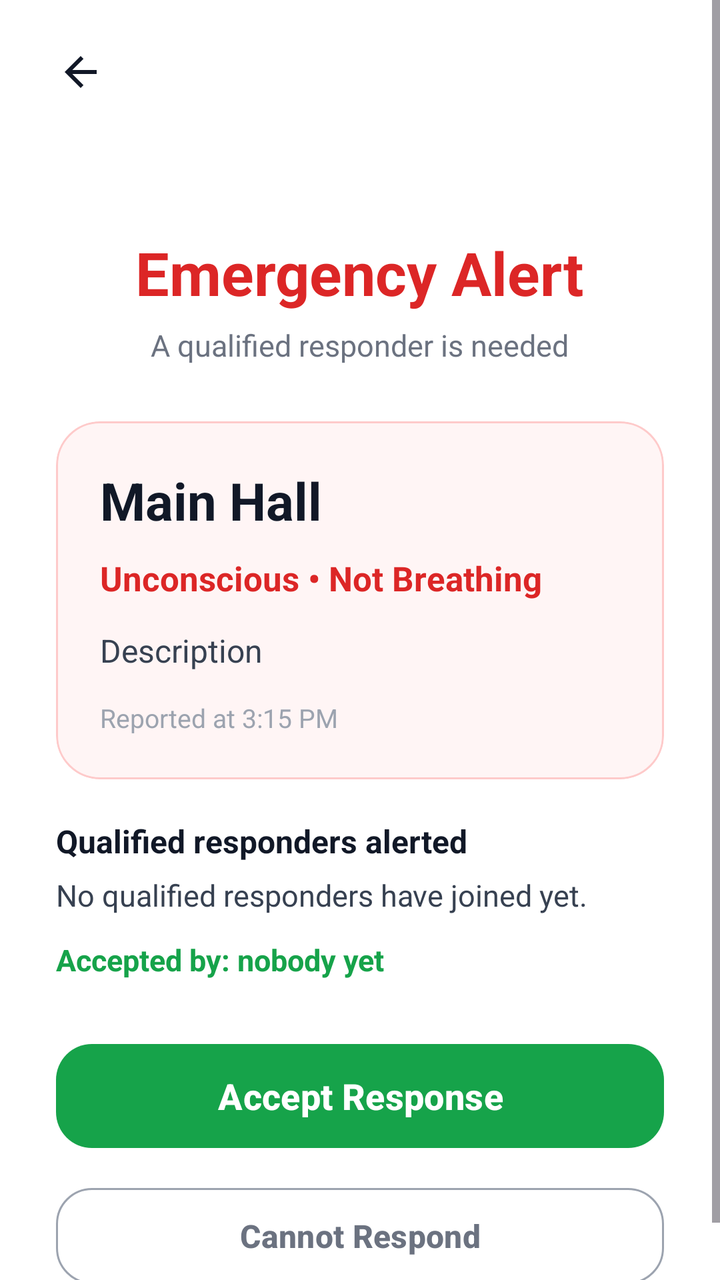
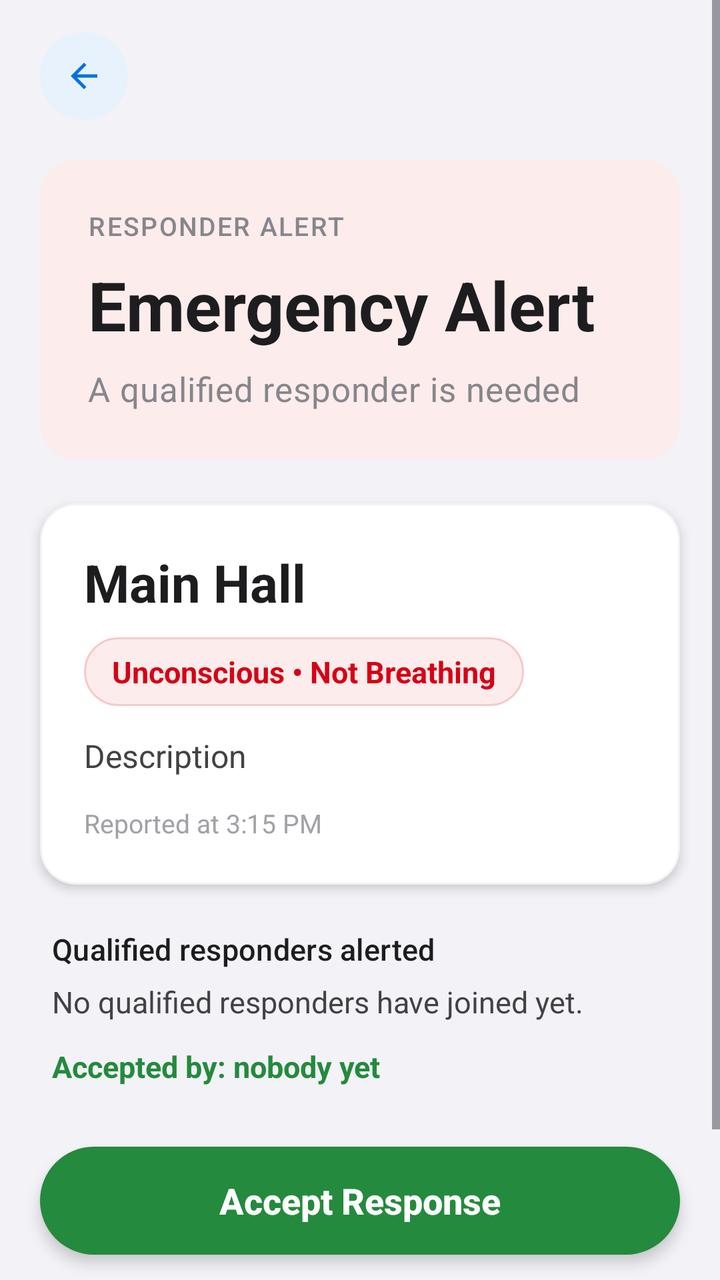

An Android layout rendered at two revisions. The XML below is the earlier revision; the diff shows what the commit changed to produce the second picture.
<!-- AndroidManifest.xml: application theme Theme.FirstLink -->
<!-- res/layout/emergency_responder_alert.xml -->
<?xml version="1.0" encoding="utf-8"?>
<ScrollView xmlns:android="http://schemas.android.com/apk/res/android"
    xmlns:app="http://schemas.android.com/apk/res-auto"
    android:id="@+id/emergency_responder_alert"
    android:layout_width="match_parent"
    android:layout_height="match_parent"
    android:background="#FFFFFF"
    android:fillViewport="true">

    <LinearLayout
        android:layout_width="match_parent"
        android:layout_height="wrap_content"
        android:orientation="vertical"
        android:paddingStart="28dp"
        android:paddingEnd="28dp"
        android:paddingBottom="24dp">

        <ImageButton
            android:id="@+id/back_button"
            android:layout_width="48dp"
            android:layout_height="48dp"
            android:layout_marginStart="-12dp"
            android:layout_marginTop="12dp"
            android:background="?attr/selectableItemBackgroundBorderless"
            android:contentDescription="Back"
            android:src="@drawable/ic_back" />

        <TextView
            android:id="@+id/alert_title"
            android:layout_width="wrap_content"
            android:layout_height="wrap_content"
            android:layout_gravity="center_horizontal"
            android:layout_marginTop="56dp"
            android:text="Emergency Alert"
            android:textColor="#DC2626"
            android:textSize="30sp"
            android:textStyle="bold" />

        <TextView
            android:id="@+id/alert_subtitle"
            android:layout_width="wrap_content"
            android:layout_height="wrap_content"
            android:layout_gravity="center_horizontal"
            android:layout_marginTop="6dp"
            android:text="A qualified responder is needed"
            android:textColor="#6B7280"
            android:textSize="15sp" />

        <com.google.android.material.card.MaterialCardView
            android:layout_width="match_parent"
            android:layout_height="wrap_content"
            android:layout_marginTop="28dp"
            app:cardBackgroundColor="#FFF5F5"
            app:cardCornerRadius="22dp"
            app:cardElevation="0dp"
            app:strokeColor="#FECACA"
            app:strokeWidth="1dp">

            <LinearLayout
                android:layout_width="match_parent"
                android:layout_height="wrap_content"
                android:orientation="vertical"
                android:padding="22dp">

                <TextView
                    android:id="@+id/alert_location"
                    android:layout_width="wrap_content"
                    android:layout_height="wrap_content"
                    android:text="Main Hall"
                    android:textColor="#111827"
                    android:textSize="26sp"
                    android:textStyle="bold" />

                <TextView
                    android:id="@+id/alert_patient_status"
                    android:layout_width="wrap_content"
                    android:layout_height="wrap_content"
                    android:layout_marginTop="10dp"
                    android:text="Unconscious • Not Breathing"
                    android:textColor="#DC2626"
                    android:textSize="17sp"
                    android:textStyle="bold" />

                <TextView
                    android:id="@+id/alert_description"
                    android:layout_width="match_parent"
                    android:layout_height="wrap_content"
                    android:layout_marginTop="14dp"
                    android:text="Description"
                    android:textColor="#374151"
                    android:textSize="16sp" />

                <TextView
                    android:id="@+id/alert_time"
                    android:layout_width="wrap_content"
                    android:layout_height="wrap_content"
                    android:layout_marginTop="14dp"
                    android:text="Reported at 3:15 PM"
                    android:textColor="#9CA3AF"
                    android:textSize="13sp" />

            </LinearLayout>

        </com.google.android.material.card.MaterialCardView>

        <TextView
            android:id="@+id/alert_responders_label"
            android:layout_width="match_parent"
            android:layout_height="wrap_content"
            android:layout_marginTop="20dp"
            android:text="Qualified responders alerted"
            android:textColor="#111827"
            android:textSize="16sp"
            android:textStyle="bold" />

        <TextView
            android:id="@+id/alert_responders_list"
            android:layout_width="match_parent"
            android:layout_height="wrap_content"
            android:layout_marginTop="6dp"
            android:lineSpacingExtra="3dp"
            android:text="No qualified responders have joined yet."
            android:textColor="#374151"
            android:textSize="15sp" />

        <TextView
            android:id="@+id/alert_accepted_by"
            android:layout_width="match_parent"
            android:layout_height="wrap_content"
            android:layout_marginTop="12dp"
            android:text="Accepted by: nobody yet"
            android:textColor="#16A34A"
            android:textSize="15sp"
            android:textStyle="bold" />

        <TextView
            android:id="@+id/alert_directions"
            android:layout_width="match_parent"
            android:layout_height="wrap_content"
            android:layout_marginTop="20dp"
            android:gravity="center"
            android:text="Go to: Main Hall"
            android:textColor="#16A34A"
            android:textSize="20sp"
            android:textStyle="bold"
            android:visibility="gone" />

        <com.google.android.material.button.MaterialButton
            android:id="@+id/alert_accept_button"
            android:layout_width="match_parent"
            android:layout_height="60dp"
            android:layout_marginTop="28dp"
            android:text="Accept Response"
            android:textAllCaps="false"
            android:textSize="18sp"
            android:textStyle="bold"
            app:backgroundTint="#16A34A"
            app:cornerRadius="18dp" />

        <com.google.android.material.button.MaterialButton
            android:id="@+id/alert_decline_button"
            style="@style/Widget.Material3.Button.OutlinedButton"
            android:layout_width="match_parent"
            android:layout_height="56dp"
            android:layout_marginTop="12dp"
            android:text="Cannot Respond"
            android:textAllCaps="false"
            android:textColor="#6B7280"
            android:textSize="16sp"
            android:textStyle="bold"
            app:cornerRadius="18dp"
            app:strokeColor="#9CA3AF" />

    </LinearLayout>

</ScrollView>
<!-- resources referenced by this layout -->
<resources>
  <style name="Base.Theme.FirstLink" parent="Theme.Material3.DayNight.NoActionBar">
          
          
      </style>
  <!-- unchanged entries left out for length: 2 -->
</resources>

<!-- the commit's change to res/layout/emergency_responder_alert.xml (unified diff, before → after) -->
@@ -4,57 +4,68 @@
     android:id="@+id/emergency_responder_alert"
     android:layout_width="match_parent"
     android:layout_height="match_parent"
-    android:background="#FFFFFF"
+    android:background="@color/surface"
+    android:clipToPadding="false"
     android:fillViewport="true">
 
     <LinearLayout
         android:layout_width="match_parent"
         android:layout_height="wrap_content"
+        android:clipToPadding="false"
         android:orientation="vertical"
-        android:paddingStart="28dp"
-        android:paddingEnd="28dp"
-        android:paddingBottom="24dp">
+        android:paddingStart="20dp"
+        android:paddingEnd="20dp"
+        android:paddingBottom="28dp">
 
         <ImageButton
             android:id="@+id/back_button"
-            android:layout_width="48dp"
-            android:layout_height="48dp"
-            android:layout_marginStart="-12dp"
-            android:layout_marginTop="12dp"
-            android:background="?attr/selectableItemBackgroundBorderless"
+            style="@style/Widget.FirstLink.BackButton"
+            android:layout_width="44dp"
+            android:layout_height="44dp"
+            android:layout_marginTop="16dp"
             android:contentDescription="Back"
             android:src="@drawable/ic_back" />
 
-        <TextView
-            android:id="@+id/alert_title"
-            android:layout_width="wrap_content"
+        
+        <LinearLayout
+            android:id="@+id/alert_header_card"
+            style="@style/Widget.FirstLink.HeaderCard.Danger"
+            android:layout_width="match_parent"
             android:layout_height="wrap_content"
-            android:layout_gravity="center_horizontal"
-            android:layout_marginTop="56dp"
-            android:text="Emergency Alert"
-            android:textColor="#DC2626"
-            android:textSize="30sp"
-            android:textStyle="bold" />
+            android:layout_marginTop="20dp"
+            android:orientation="vertical"
+            android:padding="24dp">
 
-        <TextView
-            android:id="@+id/alert_subtitle"
-            android:layout_width="wrap_content"
-            android:layout_height="wrap_content"
-            android:layout_gravity="center_horizontal"
-            android:layout_marginTop="6dp"
-            android:text="A qualified responder is needed"
-            android:textColor="#6B7280"
-            android:textSize="15sp" />
+            <TextView
+                style="@style/TextAppearance.FirstLink.Eyebrow"
+                android:layout_width="wrap_content"
+                android:layout_height="wrap_content"
+                android:text="Responder alert"
+                android:textColor="@color/on_gradient_muted" />
+
+            <TextView
+                android:id="@+id/alert_title"
+                style="@style/TextAppearance.FirstLink.Hero"
+                android:layout_width="wrap_content"
+                android:layout_height="wrap_content"
+                android:layout_marginTop="8dp"
+                android:text="Emergency Alert" />
+
+            <TextView
+                android:id="@+id/alert_subtitle"
+                style="@style/TextAppearance.FirstLink.HeroBody"
+                android:layout_width="match_parent"
+                android:layout_height="wrap_content"
+                android:layout_marginTop="8dp"
+                android:text="A qualified responder is needed" />
+        </LinearLayout>
 
         <com.google.android.material.card.MaterialCardView
+            android:id="@+id/alert_detail_card"
+            style="@style/Widget.FirstLink.Card"
             android:layout_width="match_parent"
             android:layout_height="wrap_content"
-            android:layout_marginTop="28dp"
-            app:cardBackgroundColor="#FFF5F5"
-            app:cardCornerRadius="22dp"
-            app:cardElevation="0dp"
-            app:strokeColor="#FECACA"
-            app:strokeWidth="1dp">
+            android:layout_marginTop="22dp">
 
             <LinearLayout
                 android:layout_width="match_parent"
@@ -67,7 +78,7 @@
                     android:layout_width="wrap_content"
                     android:layout_height="wrap_content"
                     android:text="Main Hall"
-                    android:textColor="#111827"
+                    android:textColor="@color/text_primary"
                     android:textSize="26sp"
                     android:textStyle="bold" />
 
@@ -76,9 +87,14 @@
                     android:layout_width="wrap_content"
                     android:layout_height="wrap_content"
                     android:layout_marginTop="10dp"
+                    android:background="@drawable/bg_chip_danger"
+                    android:paddingStart="14dp"
+                    android:paddingTop="7dp"
+                    android:paddingEnd="14dp"
+                    android:paddingBottom="7dp"
                     android:text="Unconscious • Not Breathing"
-                    android:textColor="#DC2626"
-                    android:textSize="17sp"
+                    android:textColor="@color/danger"
+                    android:textSize="15sp"
                     android:textStyle="bold" />
 
                 <TextView
@@ -86,8 +102,9 @@
                     android:layout_width="match_parent"
                     android:layout_height="wrap_content"
                     android:layout_marginTop="14dp"
+                    android:lineSpacingExtra="3dp"
                     android:text="Description"
-                    android:textColor="#374151"
+                    android:textColor="@color/text_body"
                     android:textSize="16sp" />
 
                 <TextView
@@ -96,7 +113,7 @@
                     android:layout_height="wrap_content"
                     android:layout_marginTop="14dp"
                     android:text="Reported at 3:15 PM"
-                    android:textColor="#9CA3AF"
+                    android:textColor="@color/text_hint"
                     android:textSize="13sp" />
 
             </LinearLayout>
@@ -105,31 +122,32 @@
 
         <TextView
             android:id="@+id/alert_responders_label"
+            style="@style/TextAppearance.FirstLink.FieldLabel"
             android:layout_width="match_parent"
             android:layout_height="wrap_content"
-            android:layout_marginTop="20dp"
-            android:text="Qualified responders alerted"
-            android:textColor="#111827"
-            android:textSize="16sp"
-            android:textStyle="bold" />
+            android:layout_marginStart="6dp"
+            android:layout_marginTop="22dp"
+            android:text="Qualified responders alerted" />
 
         <TextView
             android:id="@+id/alert_responders_list"
             android:layout_width="match_parent"
             android:layout_height="wrap_content"
+            android:layout_marginStart="6dp"
             android:layout_marginTop="6dp"
             android:lineSpacingExtra="3dp"
             android:text="No qualified responders have joined yet."
-            android:textColor="#374151"
+            android:textColor="@color/text_body"
             android:textSize="15sp" />
 
         <TextView
             android:id="@+id/alert_accepted_by"
             android:layout_width="match_parent"
             android:layout_height="wrap_content"
+            android:layout_marginStart="6dp"
             android:layout_marginTop="12dp"
             android:text="Accepted by: nobody yet"
-            android:textColor="#16A34A"
+            android:textColor="@color/success"
             android:textSize="15sp"
             android:textStyle="bold" />
 
@@ -138,38 +156,35 @@
             android:layout_width="match_parent"
             android:layout_height="wrap_content"
             android:layout_marginTop="20dp"
+            android:background="@drawable/bg_card_white"
             android:gravity="center"
+            android:padding="18dp"
             android:text="Go to: Main Hall"
-            android:textColor="#16A34A"
+            android:textColor="@color/success"
             android:textSize="20sp"
             android:textStyle="bold"
             android:visibility="gone" />
 
         <com.google.android.material.button.MaterialButton
             android:id="@+id/alert_accept_button"
+            style="@style/Widget.FirstLink.Button.Success"
             android:layout_width="match_parent"
-            android:layout_height="60dp"
-            android:layout_marginTop="28dp"
+            android:layout_height="62dp"
+            android:layout_marginTop="26dp"
             android:text="Accept Response"
-            android:textAllCaps="false"
             android:textSize="18sp"
-            android:textStyle="bold"
-            app:backgroundTint="#16A34A"
-            app:cornerRadius="18dp" />
+            android:textStyle="bold" />
 
         <com.google.android.material.button.MaterialButton
             android:id="@+id/alert_decline_button"
-            style="@style/Widget.Material3.Button.OutlinedButton"
+            style="@style/Widget.FirstLink.Button.Outlined"
             android:layout_width="match_parent"
             android:layout_height="56dp"
-            android:layout_marginTop="12dp"
+            android:layout_marginTop="10dp"
             android:text="Cannot Respond"
-            android:textAllCaps="false"
-            android:textColor="#6B7280"
+            android:textColor="@color/text_secondary"
             android:textSize="16sp"
-            android:textStyle="bold"
-            app:cornerRadius="18dp"
-            app:strokeColor="#9CA3AF" />
+            android:textStyle="bold" />
 
     </LinearLayout>
 
<!-- resource entries referenced after the edit -->
@@ -1,8 +1,215 @@
 <!-- resources referenced by this layout -->
 <resources>
+  <color name="danger">#D70015</color>
+  <color name="on_gradient_muted">#86868B</color>
+  <color name="success">#248A3D</color>
+  <color name="surface">#F2F2F7</color>
+  <color name="text_body">#424245</color>
+  <color name="text_hint">#A1A1A6</color>
+  <color name="text_primary">#1D1D1F</color>
+  <color name="text_secondary">#86868B</color>
+  <!-- drawable bg_card_white (drawable) -->
+  <?xml version="1.0" encoding="utf-8"?>
+  <shape xmlns:android="http://schemas.android.com/apk/res/android"
+      android:shape="rectangle">
+      <corners android:radius="18dp" />
+      <solid android:color="@color/card_surface" />
+      
+      <stroke
+          android:width="1dp"
+          android:color="@color/glass_border" />
+  </shape>
+  <!-- drawable bg_chip_danger (drawable) -->
+  <?xml version="1.0" encoding="utf-8"?>
+  <shape xmlns:android="http://schemas.android.com/apk/res/android"
+      android:shape="rectangle">
+      <corners android:radius="100dp" />
+      <solid android:color="@color/danger_container" />
+      <stroke
+          android:width="1dp"
+          android:color="@color/danger_border" />
+  </shape>
+  <style name="TextAppearance.FirstLink.Eyebrow" parent="TextAppearance.Material3.LabelSmall">
+          <item name="android:textSize">13sp</item>
+          <item name="android:fontFamily">sans-serif-medium</item>
+          <item name="android:letterSpacing">0.06</item>
+          <item name="android:textAllCaps">true</item>
+      </style>
+  <style name="TextAppearance.FirstLink.FieldLabel" parent="TextAppearance.Material3.LabelLarge">
+          <item name="android:textSize">15sp</item>
+          <item name="android:fontFamily">sans-serif-medium</item>
+          <item name="android:textColor">@color/text_primary</item>
+      </style>
+  <style name="TextAppearance.FirstLink.Hero" parent="TextAppearance.Material3.HeadlineMedium">
+          <item name="android:textSize">34sp</item>
+          <item name="android:textStyle">bold</item>
+          <item name="android:textColor">@color/on_gradient</item>
+          <item name="android:lineSpacingMultiplier">1.1</item>
+      </style>
+  <style name="TextAppearance.FirstLink.HeroBody" parent="TextAppearance.Material3.BodyMedium">
+          <item name="android:textSize">17sp</item>
+          <item name="android:textColor">@color/on_gradient_muted</item>
+          <item name="android:lineSpacingMultiplier">1.45</item>
+      </style>
+  <style name="Widget.FirstLink.BackButton" parent="">
+          <item name="android:background">@drawable/bg_circle_brand_soft</item>
+          <item name="android:foreground">?attr/selectableItemBackgroundBorderless</item>
+          <item name="android:padding">12dp</item>
+          <item name="android:scaleType">fitCenter</item>
+          <item name="android:tint">@color/brand_primary</item>
+      </style>
+  <style name="Widget.FirstLink.Button.Outlined" parent="Widget.FirstLink.Button">
+          <item name="backgroundTint">@color/glass_fill</item>
+          <item name="android:textColor">@color/brand_primary</item>
+          <item name="iconTint">@color/brand_primary</item>
+          <item name="android:elevation">0dp</item>
+          <item name="elevation">0dp</item>
+          <item name="rippleColor">@color/glass_ripple</item>
+      </style>
+  <style name="Widget.FirstLink.Button.Success" parent="Widget.FirstLink.Button">
+          <item name="backgroundTint">@color/success</item>
+          <item name="android:textColor">@color/white</item>
+          <item name="android:elevation">4dp</item>
+          <item name="elevation">4dp</item>
+          <item name="android:outlineSpotShadowColor" tools:targetApi="p">@color/success_glow</item>
+          <item name="android:outlineAmbientShadowColor" tools:targetApi="p">@color/success_glow</item>
+      </style>
+  <style name="Widget.FirstLink.Card" parent="Widget.Material3.CardView.Outlined">
+          <item name="cardBackgroundColor">@color/card_surface</item>
+          <item name="cardCornerRadius">18dp</item>
+          <item name="cardElevation">3dp</item>
+          <item name="strokeWidth">1dp</item>
+          <item name="strokeColor">@color/glass_border</item>
+          <item name="android:outlineSpotShadowColor" tools:targetApi="p">@color/card_glow</item>
+          <item name="android:outlineAmbientShadowColor" tools:targetApi="p">@color/card_glow</item>
+      </style>
+  <style name="Widget.FirstLink.HeaderCard.Danger">
+          <item name="android:background">@drawable/bg_header_danger</item>
+      </style>
+  <color name="card_surface">#FFFFFF</color>
+  <color name="glass_border">#0D000000</color>
+  <color name="danger_container">#FDECEC</color>
+  <color name="danger_border">#F7C9C9</color>
+  <color name="on_gradient">#1D1D1F</color>
+  <!-- drawable bg_circle_brand_soft (drawable) -->
+  <?xml version="1.0" encoding="utf-8"?>
+  <shape xmlns:android="http://schemas.android.com/apk/res/android"
+      android:shape="oval">
+      <solid android:color="@color/brand_primary_container" />
+  </shape>
+  <color name="brand_primary">#0071E3</color>
+  <style name="Widget.FirstLink.Button" parent="Widget.Material3.Button">
+          <item name="android:stateListAnimator">@animator/button_press_feedback</item>
+          <item name="android:textAllCaps">false</item>
+          <item name="android:letterSpacing">0</item>
+          <item name="shapeAppearanceOverlay">@style/ShapeAppearance.FirstLink.Pill</item>
+          <item name="strokeWidth">0dp</item>
+      </style>
+  <color name="glass_fill">#E9E9EE</color>
+  <color name="glass_ripple">#DEDEE3</color>
+  <color name="white">#FFFFFFFF</color>
+  <color name="success_glow">#1D1D1F</color>
+  <color name="card_glow">#1D1D1F</color>
+  <!-- drawable bg_header_danger (drawable) -->
+  <?xml version="1.0" encoding="utf-8"?>
+  <shape xmlns:android="http://schemas.android.com/apk/res/android"
+      android:shape="rectangle">
+      <corners android:radius="18dp" />
+      <solid android:color="@color/danger_container" />
+  </shape>
   <style name="Base.Theme.FirstLink" parent="Theme.Material3.DayNight.NoActionBar">
+          <item name="colorPrimary">@color/brand_primary</item>
+          <item name="colorOnPrimary">@color/white</item>
+          <item name="colorPrimaryContainer">@color/brand_primary_container</item>
+          <item name="colorOnPrimaryContainer">@color/brand_on_primary_container</item>
+  
+          <item name="colorSecondary">@color/brand_primary</item>
+          <item name="colorOnSecondary">@color/white</item>
+  
+          <item name="colorError">@color/danger</item>
+          <item name="colorOnError">@color/white</item>
+  
+          <item name="android:colorBackground">@color/surface</item>
+          <item name="colorOnBackground">@color/text_primary</item>
+          <item name="colorSurface">@color/surface</item>
+          <item name="colorOnSurface">@color/text_primary</item>
+          <item name="colorOutline">@color/border_light</item>
           
+          <item name="elevationOverlayEnabled">false</item>
+  
+          <item name="android:statusBarColor">@color/surface</item>
+          <item name="android:navigationBarColor">@color/surface</item>
+          <item name="android:windowLightStatusBar">true</item>
+  
+          <item name="shapeAppearanceSmallComponent">@style/ShapeAppearance.FirstLink.Small</item>
+          <item name="shapeAppearanceMediumComponent">@style/ShapeAppearance.FirstLink.Medium</item>
+          <item name="shapeAppearanceLargeComponent">@style/ShapeAppearance.FirstLink.Large</item>
+  
           
+          <item name="materialButtonStyle">@style/Widget.FirstLink.Button.Primary</item>
+  
+          
+          <item name="android:windowAnimationStyle">@style/WindowAnimation.FirstLink</item>
+  
+          <item name="materialAlertDialogTheme">@style/ThemeOverlay.FirstLink.Dialog</item>
+      </style>
+  <color name="brand_primary_container">#E8F2FD</color>
+  <style name="ShapeAppearance.FirstLink.Pill" parent="">
+          <item name="cornerFamily">rounded</item>
+          <item name="cornerSize">50%</item>
+      </style>
+  <color name="brand_on_primary_container">#0058B8</color>
+  <color name="border_light">#E3E3E8</color>
+  <style name="ShapeAppearance.FirstLink.Small" parent="ShapeAppearance.Material3.SmallComponent">
+          <item name="cornerSize">16dp</item>
+      </style>
+  <style name="ShapeAppearance.FirstLink.Medium" parent="ShapeAppearance.Material3.MediumComponent">
+          <item name="cornerSize">20dp</item>
+      </style>
+  <style name="ShapeAppearance.FirstLink.Large" parent="ShapeAppearance.Material3.LargeComponent">
+          <item name="cornerSize">28dp</item>
+      </style>
+  <style name="Widget.FirstLink.Button.Primary" parent="Widget.FirstLink.Button">
+          <item name="backgroundTint">@color/brand_primary</item>
+          <item name="android:textColor">@color/white</item>
+          <item name="android:elevation">4dp</item>
+          <item name="elevation">4dp</item>
+          <item name="android:outlineSpotShadowColor" tools:targetApi="p">@color/brand_glow</item>
+          <item name="android:outlineAmbientShadowColor" tools:targetApi="p">@color/brand_glow</item>
+      </style>
+  <style name="WindowAnimation.FirstLink" parent="@android:style/Animation.Activity">
+          <item name="android:activityOpenEnterAnimation">@anim/activity_open_enter</item>
+          <item name="android:activityOpenExitAnimation">@anim/activity_open_exit</item>
+          <item name="android:activityCloseEnterAnimation">@anim/activity_close_enter</item>
+          <item name="android:activityCloseExitAnimation">@anim/activity_close_exit</item>
+      </style>
+  <style name="ThemeOverlay.FirstLink.Dialog" parent="ThemeOverlay.Material3.MaterialAlertDialog">
+          <item name="colorSurface">@color/dialog_glass_surface</item>
+          <item name="colorSurfaceContainerHigh">@color/dialog_glass_surface</item>
+          <item name="android:backgroundDimAmount">0.32</item>
+          <item name="colorOnSurface">@color/text_primary</item>
+          <item name="colorOnSurfaceVariant">@color/text_body</item>
+          <item name="shapeAppearanceCornerLarge">@style/ShapeAppearance.FirstLink.Large</item>
+          <item name="buttonBarPositiveButtonStyle">@style/Widget.FirstLink.Button.Dialog.Positive</item>
+          <item name="buttonBarNegativeButtonStyle">@style/Widget.FirstLink.Button.Dialog.Negative</item>
+          <item name="buttonBarNeutralButtonStyle">@style/Widget.FirstLink.Button.Dialog.Negative</item>
+      </style>
+  <color name="brand_glow">#1D1D1F</color>
+  <color name="dialog_glass_surface">#F2FFFFFF</color>
+  <style name="Widget.FirstLink.Button.Dialog.Positive">
+          <item name="backgroundTint">@color/brand_primary</item>
+          <item name="android:textColor">@color/white</item>
+          <item name="android:elevation">4dp</item>
+          <item name="elevation">4dp</item>
+          <item name="android:outlineSpotShadowColor" tools:targetApi="p">@color/brand_glow</item>
+          <item name="android:outlineAmbientShadowColor" tools:targetApi="p">@color/brand_glow</item>
+      </style>
+  <style name="Widget.FirstLink.Button.Dialog.Negative">
+          <item name="backgroundTint">@color/glass_fill</item>
+          <item name="android:textColor">@color/text_body</item>
+          <item name="android:elevation">0dp</item>
+          <item name="elevation">0dp</item>
+          <item name="rippleColor">@color/glass_ripple</item>
       </style>
   <!-- unchanged entries left out for length: 2 -->
 </resources>
